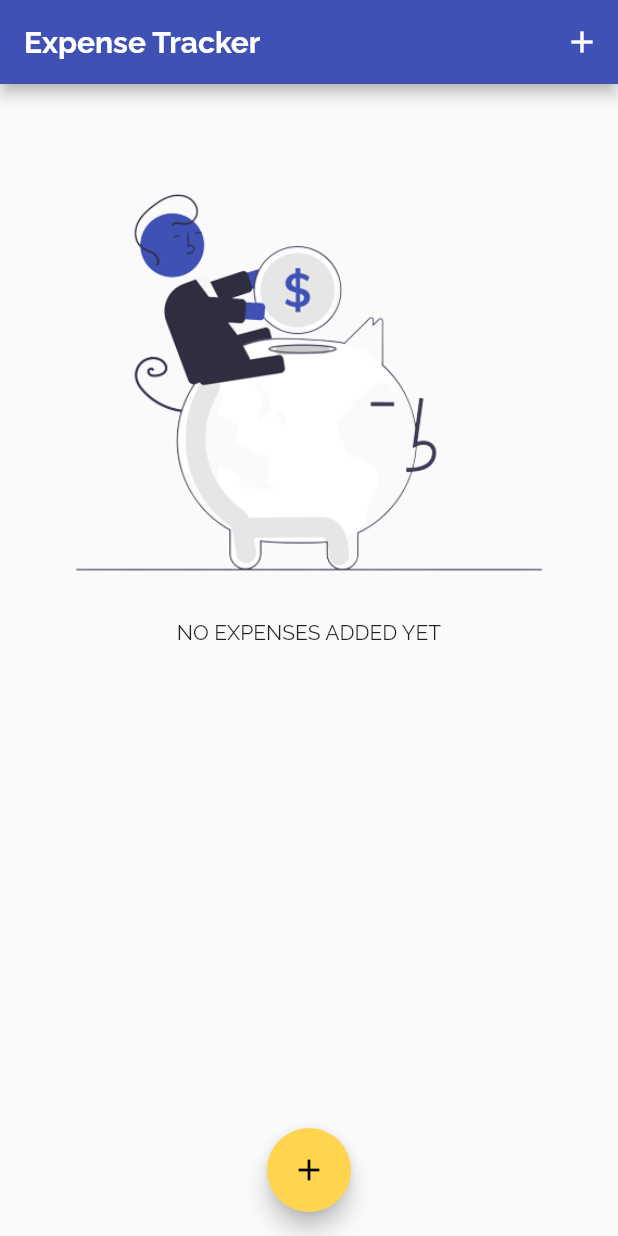
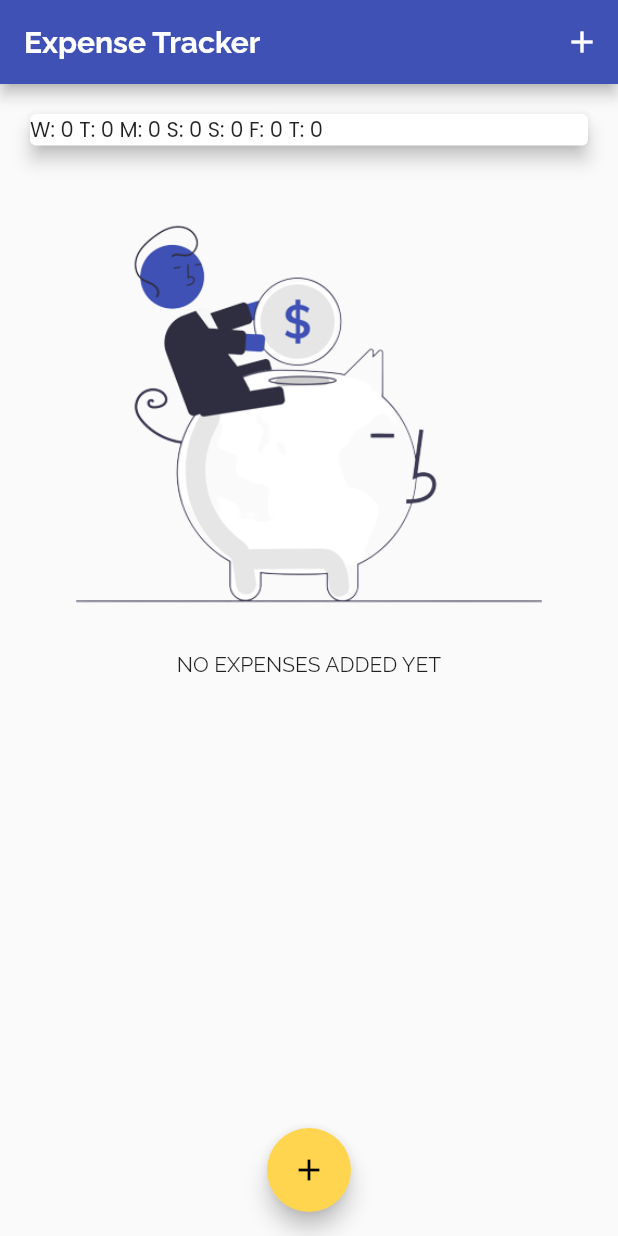
Before and after one commit to BrushankPatra/genesis, a Flutter app: the screen it shows after launch, on a phone screen of 412 x 824 dp. Run offline on Flutter 3.47's test engine with Material 2 defaults, Android fonts, the phone set to English and light mode, and no system bars.

Commit message:
chart data displayed

```diff
--- a/lib/widgets/chart.dart
+++ b/lib/widgets/chart.dart
@@ -28,7 +28,7 @@ class Chart extends StatelessWidget {
       print(totalSum);
 
       return {
-        "day": DateFormat.E().format(weekDay),
+        "day": DateFormat.E().format(weekDay).substring(0, 1),
         "amount": totalSum,
       };
     });
@@ -40,7 +40,9 @@ class Chart extends StatelessWidget {
       elevation: 5,
       margin: EdgeInsets.all(20),
       child: Row(
-        children: [],
+        children: groupedTransactionValues.map((data) {
+          return Text("${data["day"]}: ${data["amount"]} ");
+        }).toList(),
       ),
     );
   }
```
